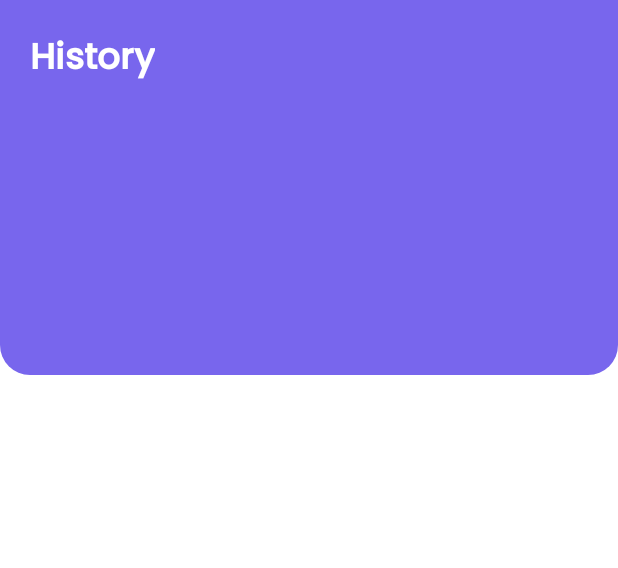
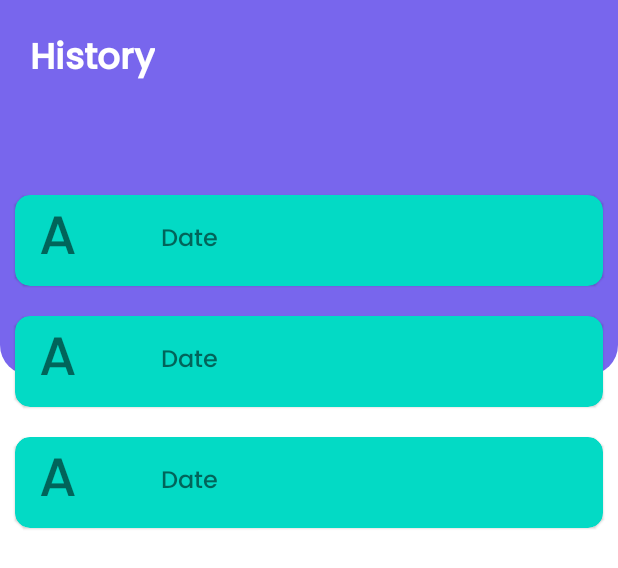
Before and after one commit to WenzelArifiandi/kestrel, an Android app: the layout fragment_history.xml on its own in the app's theme, with its tools: preview values and no code run, on a phone screen of 412 x 824 dp. Shown: the top 568 px of the screen. Run offline under Robolectric (Android 15) with nearby library versions, the phone set to English and light mode, and no system bars; Roboto replaces fonts that are not available here.

Commit message:
Update latest model

```diff
--- a/android/app/build.gradle
+++ b/android/app/build.gradle
@@ -1,8 +1,8 @@
 plugins {
     id 'com.android.application'
     id 'kotlin-android'
-    id 'kotlin-parcelize'
     id 'kotlin-kapt'
+    id 'com.google.gms.google-services'
 }
 
 android {
@@ -62,6 +62,5 @@ dependencies {
     implementation 'org.tensorflow:tensorflow-lite-gpu:2.3.0'
     implementation 'org.tensorflow:tensorflow-lite-support:0.2.0'
     implementation "com.github.bumptech.glide:glide:4.12.0"
-//    implementation 'com.google.firebase:firebase-firestore-ktx:23.0.0'
-
+    implementation 'com.google.firebase:firebase-firestore-ktx:23.0.0'
 }
--- a/android/app/src/main/AndroidManifest.xml
+++ b/android/app/src/main/AndroidManifest.xml
@@ -14,7 +14,8 @@
         android:theme="@style/Theme.SignLanguage">
         <activity
             android:name=".ui.splash.SplashActivity"
-            android:theme="@style/Theme.Splash">
+            android:theme="@style/Theme.Splash"
+            android:noHistory="true">
             <intent-filter>
                 <action android:name="android.intent.action.MAIN" />
 
--- a/android/app/src/main/java/com/capstone/bangkit/kestrel/ui/home/Alphabet.kt
+++ b/android/app/src/main/java/com/capstone/bangkit/kestrel/ui/home/Alphabet.kt
@@ -1,10 +1,6 @@
 package com.capstone.bangkit.kestrel.ui.home
 
-import android.os.Parcelable
-import kotlinx.parcelize.Parcelize
-
-@Parcelize
 data class Alphabet(
     var name: String? = null,
     var image: Int = 0
-) : Parcelable
+)
--- a/android/app/src/main/java/com/capstone/bangkit/kestrel/ui/photo/PhotoFragment.kt
+++ b/android/app/src/main/java/com/capstone/bangkit/kestrel/ui/photo/PhotoFragment.kt
@@ -193,7 +193,7 @@ class PhotoFragment : Fragment() {
     }
 
     private fun loadModel(activity: Activity): MappedByteBuffer {
-        val fileDescriptor = activity.assets.openFd("newmodel_metadata.tflite")
+        val fileDescriptor = activity.assets.openFd("fix_model_metadata.tflite")
         val inputStream = FileInputStream(fileDescriptor.fileDescriptor)
         val fileChannel = inputStream.channel
         val startOffset = fileDescriptor.startOffset
--- a/android/app/src/main/res/layout/fragment_history.xml
+++ b/android/app/src/main/res/layout/fragment_history.xml
@@ -1,6 +1,7 @@
 <?xml version="1.0" encoding="utf-8"?>
 <androidx.coordinatorlayout.widget.CoordinatorLayout xmlns:android="http://schemas.android.com/apk/res/android"
     xmlns:app="http://schemas.android.com/apk/res-auto"
+    xmlns:tools="http://schemas.android.com/tools"
     android:layout_width="match_parent"
     android:layout_height="match_parent"
     android:background="@color/white"
@@ -26,10 +27,10 @@
                 android:id="@+id/textView"
                 android:layout_width="wrap_content"
                 android:layout_height="wrap_content"
+                android:fontFamily="@font/poppins_medium"
                 android:text="@string/history"
                 android:textColor="@color/white"
                 android:textSize="24sp"
-                android:fontFamily="@font/poppins_medium"
                 android:textStyle="bold"
                 app:layout_constraintBottom_toBottomOf="parent"
                 app:layout_constraintEnd_toEndOf="parent"
@@ -37,7 +38,6 @@
                 app:layout_constraintStart_toStartOf="parent"
                 app:layout_constraintTop_toTopOf="parent"
                 app:layout_constraintVertical_bias="0.0" />
-
 
         </androidx.constraintlayout.widget.ConstraintLayout>
 
@@ -51,8 +51,13 @@
 
             android:layout_width="match_parent"
             android:layout_height="match_parent"
-            android:layout_marginTop="150dp">
+            android:layout_marginTop="120dp">
 
+            <androidx.recyclerview.widget.RecyclerView
+                android:layout_width="match_parent"
+                android:layout_height="match_parent"
+                android:paddingBottom="80dp"
+                tools:listitem="@layout/item_row_history" />
 
         </RelativeLayout>
 
--- a/android/app/src/main/res/layout/fragment_photo.xml
+++ b/android/app/src/main/res/layout/fragment_photo.xml
@@ -61,7 +61,7 @@
                 <com.google.android.material.card.MaterialCardView
                     android:id="@+id/card"
                     android:layout_width="250dp"
-                    android:layout_height="250dp"
+                    android:layout_height="300dp"
                     app:cardBackgroundColor="@color/white"
                     app:cardCornerRadius="10dp"
                     app:cardElevation="5dp"
@@ -73,9 +73,9 @@
                 <ImageView
                     android:id="@+id/photo"
                     android:layout_width="250dp"
-                    android:layout_height="250dp"
+                    android:layout_height="300dp"
+                    android:adjustViewBounds="true"
                     android:scaleType="fitXY"
-                    android:adjustViewBounds="true"
                     android:contentDescription="@string/photo"
                     app:layout_constraintEnd_toEndOf="parent"
                     app:layout_constraintStart_toStartOf="parent"
--- /dev/null
+++ b/android/app/src/main/res/layout/item_row_history.xml
@@ -0,0 +1,48 @@
+<?xml version="1.0" encoding="utf-8"?>
+<com.google.android.material.card.MaterialCardView xmlns:android="http://schemas.android.com/apk/res/android"
+    xmlns:app="http://schemas.android.com/apk/res-auto"
+    xmlns:tools="http://schemas.android.com/tools"
+    android:layout_width="match_parent"
+    android:layout_height="wrap_content"
+    android:layout_margin="10dp"
+    android:elevation="8dp"
+    app:cardBackgroundColor="@color/teal_200"
+    app:cardCornerRadius="10dp"
+    app:cardMaxElevation="10dp">
+
+    <LinearLayout
+        android:layout_width="match_parent"
+        android:layout_height="match_parent"
+        android:orientation="vertical">
+
+        <LinearLayout
+            android:layout_width="wrap_content"
+            android:layout_height="match_parent"
+            android:orientation="horizontal"
+            tools:ignore="UselessParent">
+
+            <TextView
+                android:id="@+id/tv_item_name"
+                android:layout_width="match_parent"
+                android:layout_height="wrap_content"
+                android:layout_gravity="start"
+                android:fontFamily="@font/poppins_medium"
+                android:paddingStart="16dp"
+                android:paddingEnd="16dp"
+                android:text="@string/a"
+                android:textSize="36sp" />
+
+            <TextView
+                android:id="@+id/tv_item_date"
+                android:layout_width="match_parent"
+                android:layout_height="match_parent"
+                android:layout_marginStart="30dp"
+                android:fontFamily="@font/poppins_medium"
+                android:gravity="center_vertical"
+                android:padding="10dp"
+                android:text="@string/date"
+                android:textSize="16sp" />
+
+        </LinearLayout>
+    </LinearLayout>
+</com.google.android.material.card.MaterialCardView>
--- a/android/app/src/main/res/values/strings.xml
+++ b/android/app/src/main/res/values/strings.xml
@@ -19,4 +19,5 @@
     <string name="a">A</string>
     <string name="history">History</string>
     <string name="take_picture">Take Picture</string>
+    <string name="date">Date</string>
 </resources>
--- a/android/build.gradle
+++ b/android/build.gradle
@@ -8,6 +8,7 @@ buildscript {
     dependencies {
         classpath "com.android.tools.build:gradle:4.1.3"
         classpath "org.jetbrains.kotlin:kotlin-gradle-plugin:$kotlin_version"
+        classpath 'com.google.gms:google-services:4.3.8'
         // NOTE: Do not place your application dependencies here; they belong
         // in the individual module build.gradle files
     }
```
Also changed, not shown: 1 other file.
